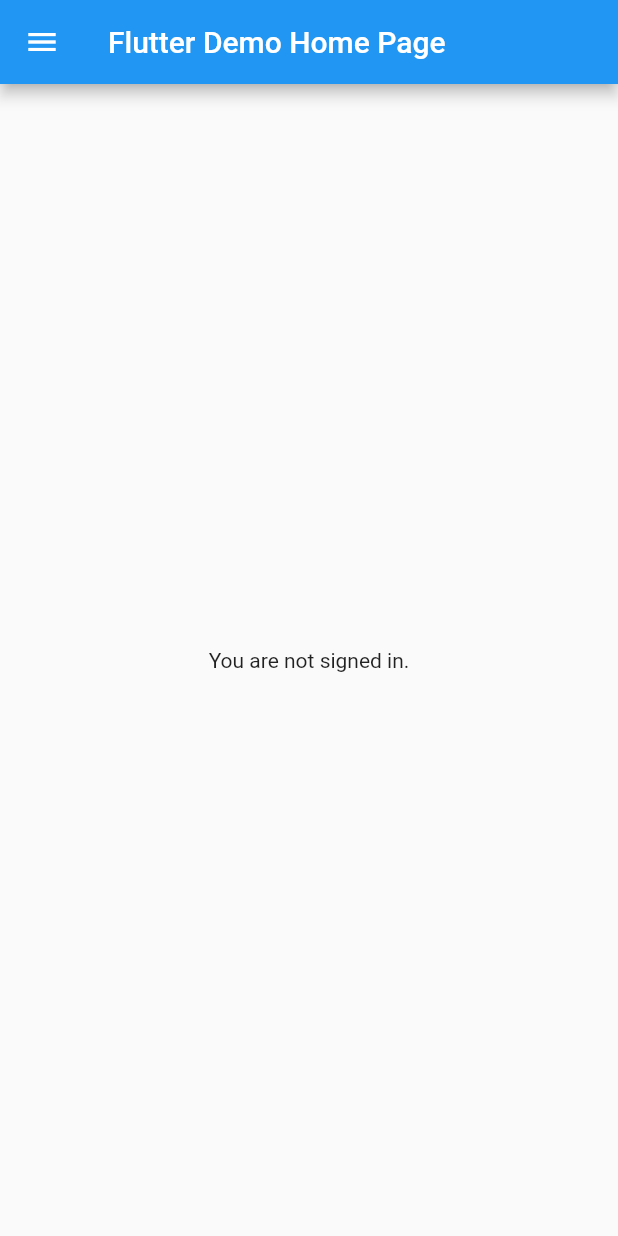
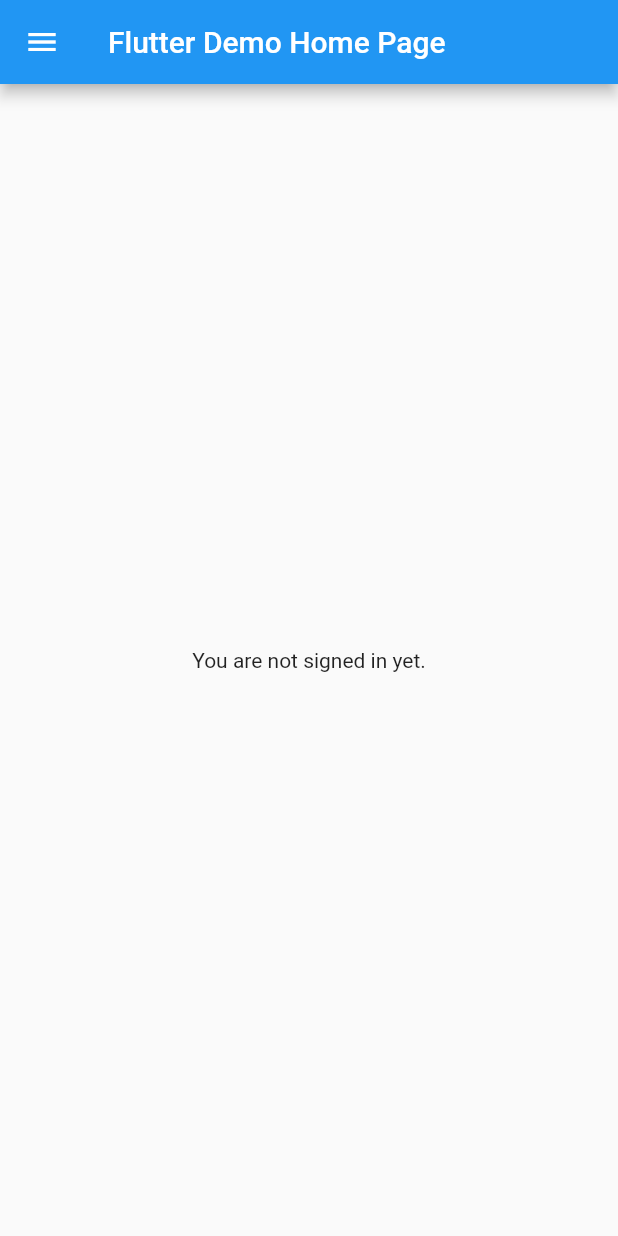
Before and after one commit to gbklegal/Flutter-Steuermachen, a Flutter app: the screen it shows after launch, on a phone screen of 412 x 824 dp. Run offline on Flutter 3.47's test engine with Material 2 defaults, Android fonts, the phone set to English and light mode, and no system bars.

```diff
--- a/lib/main.dart
+++ b/lib/main.dart
@@ -1,8 +1,11 @@
 import 'package:flutter/material.dart';
+import 'package:provider/provider.dart';
+import 'package:steuermachen/providers/authentication-provider.dart';
 import 'package:steuermachen/widget/nav-drawer.dart';
 
 void main() {
-  runApp(MyApp());
+  runApp(ChangeNotifierProvider(
+      create: (_) => AuthenticationProvider(), child: MyApp()));
 }
 
 class MyApp extends StatelessWidget {
@@ -36,7 +39,15 @@ class _MyHomePageState extends State<MyHomePage> {
       ),
       drawer: NavDrawer(),
       body: Center(
-        child: Text("You are not signed in."),
+        child: Consumer<AuthenticationProvider>(
+          builder: (contect, auth, child) {
+            if (auth.authenticated) {
+              return Text("You are signed in.");
+            } else {
+              return Text("You are not signed in yet.");
+            }
+          },
+        ),
       ),
     );
   }
--- /dev/null
+++ b/lib/providers/authentication-provider.dart
@@ -0,0 +1,13 @@
+import 'package:flutter/material.dart';
+
+class AuthenticationProvider extends ChangeNotifier {
+  bool _authenticated = false;
+
+  bool get authenticated => _authenticated;
+
+  void attempt({Map credentials}) {
+    _authenticated = true;
+
+    notifyListeners();
+  }
+}
```
Also changed, not shown: lib/screens/authentication-screen.dart (+7 -4 lines).
